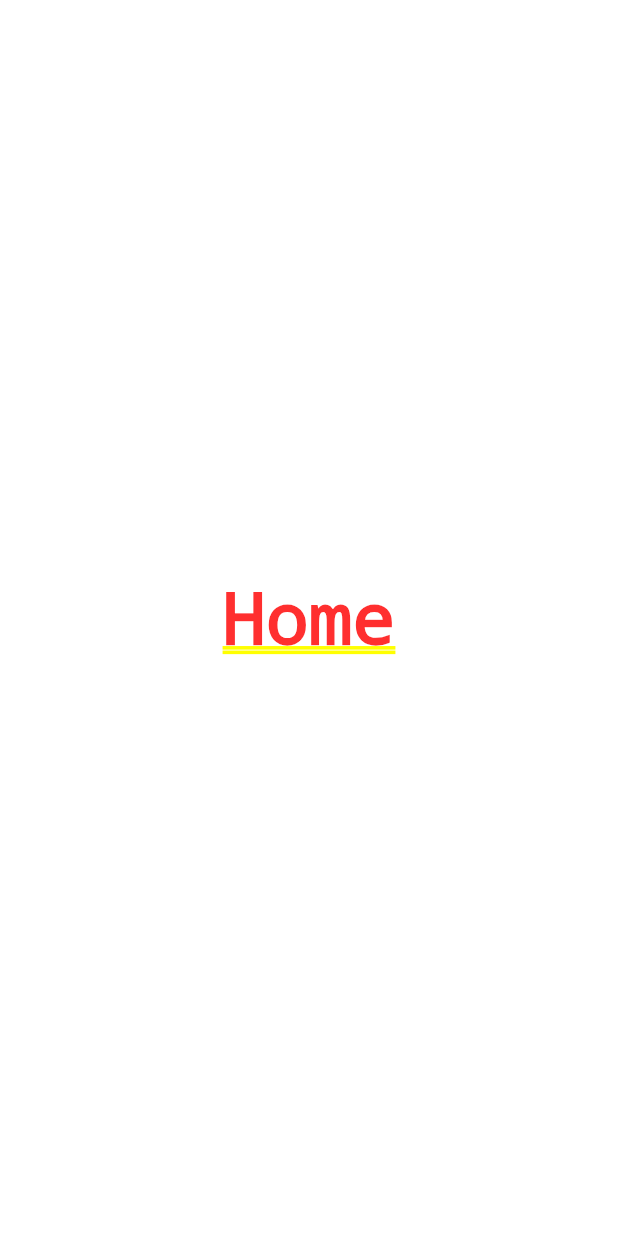
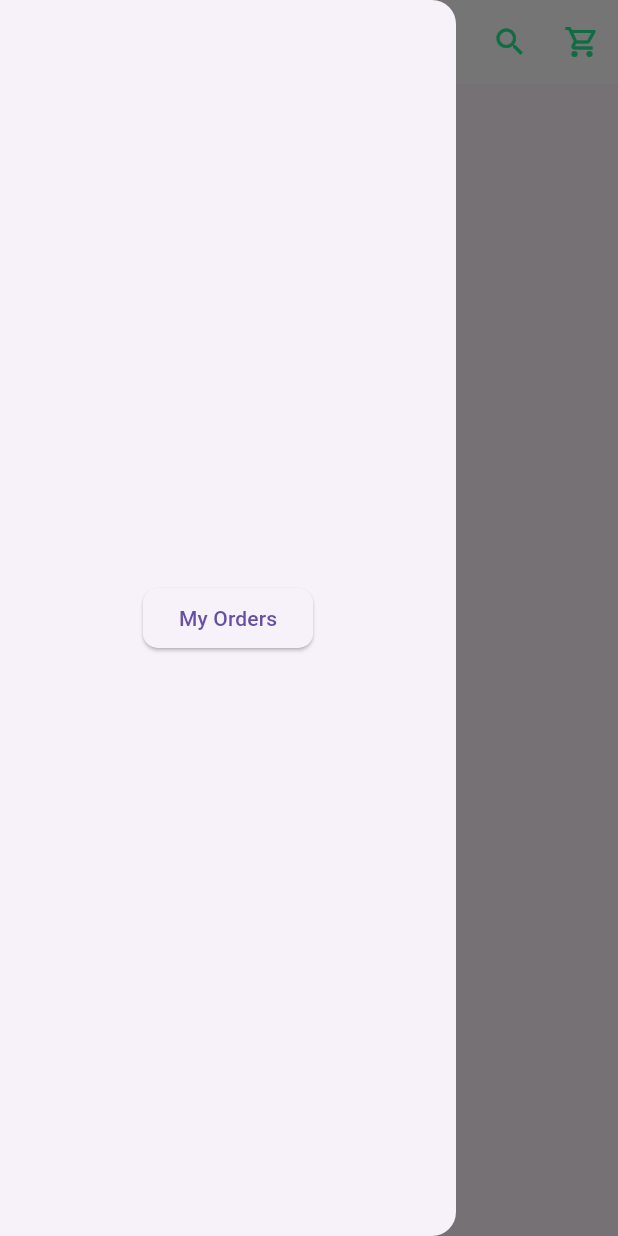
Before and after one commit to KunalSaigal/shopping_app, a Flutter app: the screen it shows after launch, with the side drawer open (before the commit the screen has no drawer), on a phone screen of 412 x 824 dp. Run offline on Flutter 3.47's test engine with Material 2 defaults, Android fonts, the phone set to English and light mode, and no system bars; our stand-ins replace bloc, dio, flutter_bloc, shared_preferences; network calls fail.

Commit message:
bloc and cart

```diff
--- a/lib/data/data_model/data_model.dart
+++ b/lib/data/data_model/data_model.dart
@@ -1,42 +1,41 @@
 class ShoppingListModel {
-  int id;
-  String title;
-  double price;
-  String description;
-  Category category;
-  String image;
-  Rating rating;
+  final int id;
+  final String title;
+  final String description;
+  final double price;
+  final String category;
+  final String image;
+  final int itemQuantity;
 
-  ShoppingListModel({
-    required this.id,
-    required this.title,
-    required this.price,
-    required this.description,
-    required this.category,
-    required this.image,
-    required this.rating,
-  });
+  ShoppingListModel(
+      {required this.id,
+      required this.title,
+      required this.description,
+      required this.price,
+      required this.category,
+      required this.image,
+      this.itemQuantity = 0});
 
   factory ShoppingListModel.getData(Map<dynamic, dynamic> json) {
     return ShoppingListModel(
-        id: json["id"],
-        title: json["title"],
-        price: json["price"],
-        description: json["description"],
-        category: json["category"],
-        image: json["image"],
-        rating: json["rating"]);
+      id: json['id'],
+      title: json['title'],
+      description: json['description'],
+      price: json['price'].toDouble(),
+      category: json['category'],
+      image: json['image'],
+    );
+  }
+
+  Map<dynamic, dynamic> setData() {
+    return {
+      'id': id,
+      'title': title,
+      'description': description,
+      'price': price,
+      'category': category,
+      'image': image,
+      'itemQuantity': itemQuantity
+    };
   }
 }
-
-enum Category { ELECTRONICS, JEWELERY, MEN_S_CLOTHING, WOMEN_S_CLOTHING }
-
-class Rating {
-  double rate;
-  int count;
-
-  Rating({
-    required this.rate,
-    required this.count,
-  });
-}
--- /dev/null
+++ b/lib/data/item_lists.dart
@@ -0,0 +1,8 @@
+import 'data_model/data_model.dart';
+
+List<ShoppingListModel> cartItems = [];
+
+double ordertotal = 0;
+Map<int, dynamic> itemQuantityList = {};
+
+List<List<ShoppingListModel>> previous_orders = [];
--- /dev/null
+++ b/lib/domain/bloc/shopping_bloc.dart
@@ -0,0 +1,33 @@
+import 'dart:async';
+
+import 'package:bloc/bloc.dart';
+import 'package:meta/meta.dart';
+import 'package:practice_shopping_app/data/data_model/data_model.dart';
+import 'package:practice_shopping_app/domain/repository/shopping_item_fetching.dart';
+
+import '../../data/item_lists.dart';
+
+part 'shopping_event.dart';
+part 'shopping_state.dart';
+
+class ShoppingBloc extends Bloc<ShoppingEvent, ShoppingState> {
+  ShoppingBloc() : super(ListFetchingState()) {
+    on<ShoppingListFetchEvent>(listfetching);
+    on<AddToCartEvent>(addtocart);
+  }
+
+  FutureOr<void> listfetching(
+      ShoppingListFetchEvent event, Emitter<ShoppingState> emit) async {
+    List<ShoppingListModel> shoppinglist = await DataRepo().getDatafromDio();
+    // print(shoppinglist);
+    emit(ListFetchingSuccessfullState(shoppinglist: shoppinglist));
+  }
+
+  FutureOr<void> addtocart(
+      AddToCartEvent event, Emitter<ShoppingState> emit) async {
+    previous_orders.add(cartItems);
+    cartItems.clear();
+    List<ShoppingListModel> shoppinglist = await DataRepo().getDatafromDio();
+    emit(ListFetchingSuccessfullState(shoppinglist: shoppinglist));
+  }
+}
--- /dev/null
+++ b/lib/domain/bloc/shopping_state.dart
@@ -0,0 +1,11 @@
+part of 'shopping_bloc.dart';
+
+@immutable
+sealed class ShoppingState {}
+
+class ListFetchingState extends ShoppingState {}
+
+class ListFetchingSuccessfullState extends ShoppingState {
+  final List<ShoppingListModel> shoppinglist;
+  ListFetchingSuccessfullState({required this.shoppinglist});
+}
--- a/lib/domain/data_fetching/shopping_item_fetching.dart
+++ b/lib/domain/repository/shopping_item_fetching.dart
@@ -1,7 +1,7 @@
 import 'package:dio/dio.dart';
 import 'package:practice_shopping_app/data/data_model/data_model.dart';
 
-class DioRepo {
+class DataRepo {
   List<ShoppingListModel> shopItems = [];
 
   Future<List<ShoppingListModel>> getDatafromDio() async {
--- a/lib/main.dart
+++ b/lib/main.dart
@@ -1,5 +1,10 @@
 import 'package:flutter/material.dart';
-import 'package:practice_shopping_app/presentation/home_page.dart';
+import 'package:flutter_bloc/flutter_bloc.dart';
+import 'package:practice_shopping_app/data/item_lists.dart';
+import 'package:practice_shopping_app/domain/bloc/shopping_bloc.dart';
+import 'package:practice_shopping_app/presentation/screens/cart_page.dart';
+import 'package:practice_shopping_app/presentation/screens/home_page.dart';
+import 'package:practice_shopping_app/presentation/screens/order_page.dart';
 
 void main() {
   runApp(const MyApp());
@@ -10,13 +15,26 @@ class MyApp extends StatelessWidget {
 
   @override
   Widget build(BuildContext context) {
-    return MaterialApp(
-      title: 'Flutter Demo',
-      theme: ThemeData(
-        colorScheme: ColorScheme.fromSeed(seedColor: Colors.deepPurple),
-        useMaterial3: true,
+    return BlocProvider(
+      create: (context) => ShoppingBloc(),
+      child: MaterialApp(
+        title: 'Flutter Demo',
+        theme: ThemeData(
+          primaryColor: Color.fromARGB(255, 35, 235, 145),
+          useMaterial3: true,
+          iconButtonTheme: const IconButtonThemeData(
+            style: ButtonStyle(
+                iconColor: MaterialStatePropertyAll(
+                    Color.fromARGB(255, 35, 235, 145))),
+          ),
+        ),
+        routes: {
+          '/': (context) => HomePage(),
+          '/cart': (context) => CartPage(cartItemInstance: cartItems),
+          '/orders': (context) => OrderPage(order_list: previous_orders),
+        },
+        initialRoute: "/",
       ),
-      home: const HomePage(),
     );
   }
 }
--- a/lib/presentation/home_page.dart
+++ /dev/null
@@ -1,10 +0,0 @@
-import 'package:flutter/material.dart';
-
-class HomePage extends StatelessWidget {
-  const HomePage({super.key});
-
-  @override
-  Widget build(BuildContext context) {
-    return Center(child: Text("Home"));
-  }
-}
--- /dev/null
+++ b/lib/presentation/screens/home_page.dart
@@ -0,0 +1,63 @@
+import 'package:flutter/material.dart';
+import 'package:flutter_bloc/flutter_bloc.dart';
+import 'package:practice_shopping_app/domain/bloc/shopping_bloc.dart';
+import 'package:practice_shopping_app/presentation/widgets/shopping_list.dart';
+
+class HomePage extends StatelessWidget {
+  const HomePage({super.key});
+
+  @override
+  Widget build(BuildContext context) {
+    return Scaffold(
+      appBar: AppBar(
+        title: Center(
+          child: Text(
+            "Market",
+            style: TextStyle(
+                fontWeight: FontWeight.bold,
+                color: Theme.of(context).primaryColor),
+          ),
+        ),
+        backgroundColor: Colors.white,
+        actions: [
+          IconButton(
+            icon: const Icon(Icons.search),
+            onPressed: () {
+              // Handle search button press
+            },
+          ),
+          IconButton(
+            icon: const Icon(Icons.shopping_cart_outlined),
+            onPressed: () {
+              // Handle settings button press
+              Navigator.pushNamed(context, '/cart');
+            },
+          ),
+        ],
+      ),
+      drawer: Drawer(
+        child: Column(
+          mainAxisAlignment: MainAxisAlignment.center,
+          children: [
+            ElevatedButton(
+                onPressed: () {
+                  Navigator.pushNamed(context, '/orders');
+                },
+                style: ElevatedButton.styleFrom(
+                  shape: RoundedRectangleBorder(
+                      borderRadius: BorderRadius.circular(10)),
+                ),
+                child: const Text("My Orders")),
+          ],
+        ),
+      ),
+      body: BlocProvider(
+        create: (context) => ShoppingBloc(),
+        child: const Padding(
+          padding: EdgeInsets.all(8.0),
+          child: ShoppingListItems(),
+        ),
+      ),
+    );
+  }
+}
--- /dev/null
+++ b/lib/presentation/widgets/shopping_list.dart
@@ -0,0 +1,33 @@
+import 'package:flutter/material.dart';
+import 'package:flutter_bloc/flutter_bloc.dart';
+import '../../domain/bloc/shopping_bloc.dart';
+import 'product_tile.dart';
+
+class ShoppingListItems extends StatelessWidget {
+  const ShoppingListItems({super.key});
+
+  @override
+  Widget build(BuildContext context) {
+    final bloc = ShoppingBloc();
+    bloc.add(ShoppingListFetchEvent());
+    return BlocBuilder<ShoppingBloc, ShoppingState>(
+        bloc: bloc,
+        // buildWhen: (previous, current) => current is! ListFetchingState,
+        builder: (context, state) {
+          if (state is ListFetchingSuccessfullState) {
+            final successState = state;
+            return ListView.builder(
+              itemCount: successState.shoppinglist.length,
+              itemBuilder: (context, index) {
+                return ProductTile(
+                  bloc: bloc,
+                  shoppingListModel: successState.shoppinglist[index],
+                );
+              },
+            );
+          } else {
+            return const Center(child: CircularProgressIndicator());
+          }
+        });
+  }
+}
```
Also changed, not shown: lib/domain/repository/local_storage.dart (added, +52 -0 lines), lib/presentation/screens/cart_page.dart (added, +62 -0 lines), lib/presentation/screens/order_page.dart (added, +45 -0 lines), lib/presentation/widgets/cart_tile.dart (added, +70 -0 lines), lib/presentation/widgets/product_tile.dart (added, +149 -0 lines), pubspec.yaml (+3 -36 lines), lib/data/data_fetching.dart (deleted), pubspec.lock, 9 other files.
